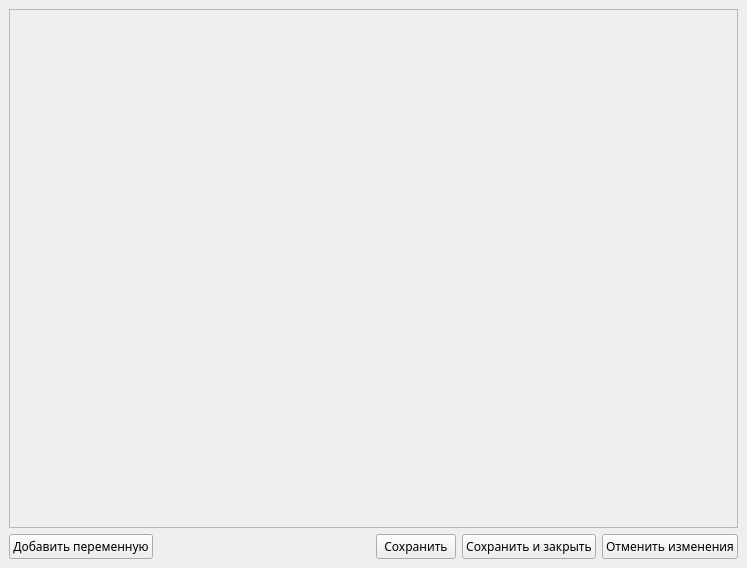
The window that ui/settingsGui.ui (p4st1/AppForCommercialRequests) describes before a commit, drawn with Qt 5.
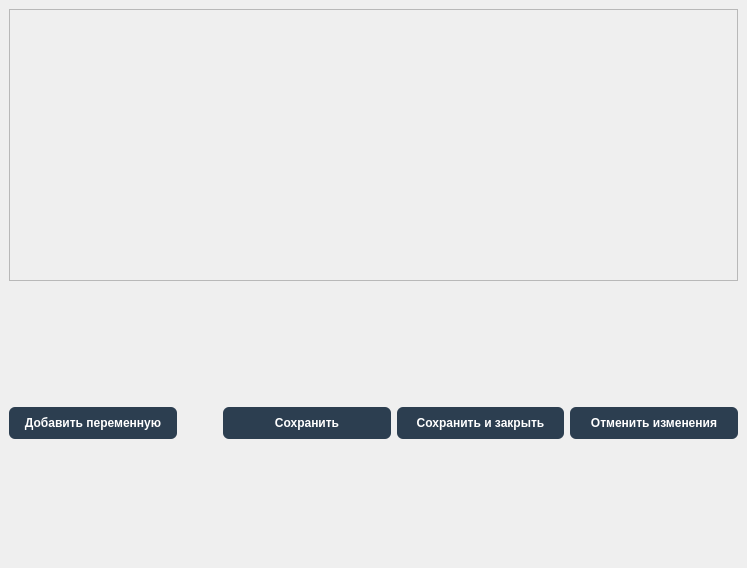
The same window after the commit. Icons and pictures are not drawn.

Commit message: total update: pyqt6 -> pyside6

The edit to the form file:
```diff
--- a/ui/settingsGui.ui
+++ b/ui/settingsGui.ui
@@ -18,6 +18,458 @@
   <property name="windowTitle">
    <string>Переменные</string>
   </property>
+  <property name="styleSheet">
+   <string notr="true">QQMainWindow {
+    background-color: #f5f7fa;
+}
+
+/* ===== ЦЕНТРАЛЬНЫЙ ВИДЖЕТ ===== */
+QWidget#centralWidget {
+    background-color: #f5f7fa;
+    padding: 15px;
+}
+
+/* ===== ТАБЛИЦА (Основной виджет) ===== */
+QTableWidget {
+    background-color: #ffffff;
+    gridline-color: #dee2e6;
+    border: 1px solid #dee2e6;
+    border-radius: 10px;
+    font-family: 'Inter';
+    font-size: 12px;
+    selection-background-color: #e3f2fd;
+    selection-color: #1565c0;
+    alternate-background-color: #f8f9fa;
+    padding: 2px;
+}
+
+/* Заголовки столбцов таблицы */
+QHeaderView::section {
+    background-color: #2c3e50;
+    color: white;
+    padding: 12px 15px;
+    border: none;
+    font-weight: 600;
+    font-size: 13px;
+    border-right: 1px solid #34495e;
+    border-bottom: 2px solid #1a252f;
+    text-align: left;
+}
+
+QHeaderView::section:first {
+    border-top-left-radius: 9px;
+    padding-left: 20px;
+}
+
+QHeaderView::section:last {
+    border-top-right-radius: 9px;
+    border-right: none;
+}
+
+/* Ячейки таблицы */
+QTableWidget::item {
+    padding: 10px 15px;
+    border-bottom: 1px solid #f1f3f5;
+}
+
+/* Чередование строк таблицы */
+QTableWidget::item:nth-child(even) {
+    background-color: #f8f9fa;
+}
+
+QTableWidget::item:nth-child(odd) {
+    background-color: #ffffff;
+}
+
+/* Выделенная строка */
+QTableWidget::item:selected {
+    background-color: #e3f2fd;
+    color: #1565c0;
+    font-weight: 500;
+    border-left: 3px solid #2196f3;
+}
+
+
+
+/* Кнопки действий */
+QPushButton#addButton {
+    background-color: #27ae60;
+}
+
+QPushButton#addButton:hover {
+    background-color: #2ecc71;
+}
+
+QPushButton#deleteButton {
+    background-color: #e74c3c;
+}
+
+QPushButton#deleteButton:hover {
+    background-color: #c0392b;
+}
+
+QPushButton#editButton {
+    background-color: #3498db;
+}
+
+QPushButton#editButton:hover {
+    background-color: #2980b9;
+}
+
+QPushButton#exportButton {
+    background-color: #9b59b6;
+}
+
+QPushButton#exportButton:hover {
+    background-color: #8e44ad;
+}
+
+/* ===== ПАНЕЛЬ ИНСТРУМЕНТОВ ===== */
+QToolBar {
+    background-color: #2c3e50;
+    border: none;
+    padding: 5px;
+    spacing: 10px;
+    border-bottom: 2px solid #1a252f;
+}
+
+QToolBar QToolButton {
+    background-color: transparent;
+    color: white;
+    padding: 8px;
+    border-radius: 4px;
+}
+
+QToolBar QToolButton:hover {
+    background-color: rgba(255, 255, 255, 0.1);
+}
+
+QToolBar QToolButton:pressed {
+    background-color: rgba(255, 255, 255, 0.2);
+}
+
+/* ===== СТАТУС БАР ===== */
+QStatusBar {
+    background-color: #2c3e50;
+    color: white;
+    font-size: 11px;
+    padding: 8px 15px;
+    border-top: 1px solid #34495e;
+}
+
+QStatusBar QLabel {
+    color: white;
+    padding: 0 10px;
+}
+
+/* ===== МЕНЮ БАР ===== */
+QMenuBar {
+    background-color: #2c3e50;
+    color: white;
+    border-bottom: 2px solid #1a252f;
+}
+
+QMenuBar::item {
+    background-color: transparent;
+    padding: 8px 15px;
+    border-radius: 4px;
+}
+
+QMenuBar::item:selected {
+    background-color: rgba(255, 255, 255, 0.1);
+}
+
+QMenuBar::item:pressed {
+    background-color: rgba(255, 255, 255, 0.2);
+}
+
+QMenu {
+    background-color: #2c3e50;
+    color: white;
+    border: 1px solid #34495e;
+    border-radius: 6px;
+    padding: 5px;
+}
+
+QMenu::item {
+    padding: 8px 30px 8px 20px;
+    border-radius: 4px;
+}
+
+QMenu::item:selected {
+    background-color: rgba(255, 255, 255, 0.1);
+}
+
+QMenu::separator {
+    height: 1px;
+    background-color: #34495e;
+    margin: 5px 10px;
+}
+
+/* ===== ПАНЕЛЬ ИНСТРУМЕНТОВ СЛЕВА/СПРАВА ===== */
+QDockWidget {
+    background-color: #ffffff;
+    border: 1px solid #dee2e6;
+    border-radius: 8px;
+    font-size: 12px;
+    titlebar-close-icon: url(close.png);
+    titlebar-normal-icon: url(float.png);
+}
+
+QDockWidget::title {
+    background-color: #2c3e50;
+    color: white;
+    padding: 10px;
+    border-top-left-radius: 7px;
+    border-top-right-radius: 7px;
+    text-align: center;
+    font-weight: 600;
+}
+
+/* ===== ГРУППОВЫЕ БОКСЫ ===== */
+QGroupBox {
+    background-color: white;
+    border: 1px solid #dee2e6;
+    border-radius: 8px;
+    margin-top: 10px;
+    padding-top: 15px;
+    font-weight: 600;
+    font-size: 13px;
+    color: #2c3e50;
+}
+
+QGroupBox::title {
+    subcontrol-origin: margin;
+    left: 15px;
+    padding: 0 10px;
+    background-color: #2c3e50;
+    color: white;
+    border-radius: 4px;
+}
+
+/* ===== МЕТКИ ===== */
+QLabel {
+    color: #2c3e50;
+    font-size: 12px;
+    padding: 2px;
+}
+
+QLabel#titleLabel {
+    font-size: 16px;
+    font-weight: 700;
+    color: #2c3e50;
+}
+
+QLabel#totalLabel {
+    font-size: 14px;
+    font-weight: 600;
+    color: #2c3e50;
+    padding: 10px;
+    background-color: #e8f5e9;
+    border-radius: 6px;
+    border: 1px solid #c8e6c9;
+}
+
+
+
+QLineEdit:focus, QComboBox:focus, QDateEdit:focus {
+    border: 1px solid #3498db;
+    background-color: #f8fdff;
+}
+
+QComboBox::drop-down {
+    border: none;
+    background-color: #2c3e50;
+    border-radius: 0 5px 5px 0;
+    width: 25px;
+}
+
+QComboBox::down-arrow {
+    image: url(down_arrow.png);
+    width: 12px;
+    height: 6px;
+}
+
+/* ===== ПОЛОСЫ ПРОКРУТКИ ===== */
+QScrollBar:vertical {
+    border: none;
+    background: #f8f9fa;
+    width: 12px;
+    border-radius: 6px;
+}
+
+QScrollBar::handle:vertical {
+    background: #b0bec5;
+    border-radius: 6px;
+    min-height: 30px;
+}
+
+QScrollBar::handle:vertical:hover {
+    background: #78909c;
+}
+
+QScrollBar::add-line:vertical, QScrollBar::sub-line:vertical {
+    height: 0px;
+}
+
+QScrollBar:horizontal {
+    border: none;
+    background: #f8f9fa;
+    height: 12px;
+    border-radius: 6px;
+}
+
+QScrollBar::handle:horizontal {
+    background: #b0bec5;
+    border-radius: 6px;
+    min-width: 30px;
+}
+
+QScrollBar::handle:horizontal:hover {
+    background: #78909c;
+}
+
+/* ===== СПИСОК (QListWidget) ===== */
+QListWidget {
+    background-color: white;
+    border: 1px solid #dee2e6;
+    border-radius: 8px;
+    font-size: 12px;
+    padding: 5px;
+}
+
+QListWidget::item {
+    padding: 8px 12px;
+    border-bottom: 1px solid #f1f3f5;
+    border-radius: 4px;
+}
+
+QListWidget::item:selected {
+    background-color: #e3f2fd;
+    color: #1565c0;
+    font-weight: 500;
+}
+
+/* ===== ДЕРЕВО (QTreeWidget) ===== */
+QTreeWidget {
+    background-color: white;
+    border: 1px solid #dee2e6;
+    border-radius: 8px;
+    font-size: 12px;
+}
+
+QTreeWidget::item {
+    padding: 8px;
+    border-bottom: 1px solid #f1f3f5;
+}
+
+QTreeWidget::item:selected {
+    background-color: #e3f2fd;
+    color: #1565c0;
+}
+
+/* ===== ВКЛАДКИ (QTabWidget) ===== */
+QTabWidget::pane {
+    border: 1px solid #dee2e6;
+    border-radius: 8px;
+    background-color: white;
+    margin-top: 5px;
+}
+
+QTabBar::tab {
+    background-color: #f8f9fa;
+    color: #2c3e50;
+    padding: 10px 20px;
+    margin-right: 2px;
+    border-top-left-radius: 6px;
+    border-top-right-radius: 6px;
+    font-weight: 600;
+}
+
+QTabBar::tab:selected {
+    background-color: #2c3e50;
+    color: white;
+}
+
+QTabBar::tab:hover:!selected {
+    background-color: #e9ecef;
+}
+
+/* ===== ПАНЕЛЬ ФИЛЬТРОВ ===== */
+QWidget#filterPanel {
+    background-color: white;
+    border: 1px solid #dee2e6;
+    border-radius: 8px;
+    padding: 15px;
+}
+
+/* ===== СТАТУСНЫЕ ИКОНКИ ===== */
+QLabel[status=&quot;success&quot;] {
+    color: #27ae60;
+    font-weight: 600;
+}
+
+QLabel[status=&quot;warning&quot;] {
+    color: #f39c12;
+    font-weight: 600;
+}
+
+QLabel[status=&quot;error&quot;] {
+    color: #e74c3c;
+    font-weight: 600;
+}
+
+/* ===== ФИНАНСОВЫЕ СТИЛИ (для таблицы) ===== */
+QTableWidget::item[positive=&quot;true&quot;] {
+    color: #27ae60;
+    background-color: rgba(39, 174, 96, 0.1);
+    font-weight: 600;
+}
+
+QTableWidget::item[negative=&quot;true&quot;] {
+    color: #e74c3c;
+    background-color: rgba(231, 76, 60, 0.1);
+    font-weight: 600;
+}
+
+QTableWidget::item[zero=&quot;true&quot;] {
+    color: #7f8c8d;
+    font-style: italic;
+}
+
+/* ===== ИКОНКИ ===== */
+QToolButton[iconOnly=&quot;true&quot;] {
+    border: none;
+    background-color: transparent;
+    padding: 5px;
+    border-radius: 4px;
+}
+
+QToolButton[iconOnly=&quot;true&quot;]:hover {
+    background-color: rgba(44, 62, 80, 0.1);
+}
+
+/* ===== РАЗДЕЛИТЕЛИ ===== */
+QFrame#line {
+    background-color: #dee2e6;
+    border: none;
+    min-height: 1px;
+    max-height: 1px;
+}
+
+/* ===== ДИАЛОГОВЫЕ ОКНА ===== */
+QDialog {
+    background-color: #f5f7fa;
+}
+
+QDialog QLabel {
+    color: #2c3e50;
+}
+
+QDialog QPushButton {
+    min-width: 80px;
+}</string>
+  </property>
   <widget class="QWidget" name="centralwidget">
    <layout class="QVBoxLayout" name="verticalLayout">
     <item>
@@ -31,7 +483,7 @@
          <x>0</x>
          <y>0</y>
          <width>727</width>
-         <height>516</height>
+         <height>508</height>
         </rect>
        </property>
        <layout class="QVBoxLayout" name="verticalLayout_2">
@@ -42,9 +494,6 @@
           </item>
           <item>
            <spacer name="horizontalSpacer_2">
-            <property name="orientation">
-             <enum>Qt::Orientation::Horizontal</enum>
-            </property>
             <property name="sizeHint" stdset="0">
              <size>
               <width>40</width>
@@ -60,9 +509,6 @@
         </item>
         <item>
          <spacer name="verticalSpacer">
-          <property name="orientation">
-           <enum>Qt::Orientation::Vertical</enum>
-          </property>
           <property name="sizeHint" stdset="0">
            <size>
             <width>20</width>
@@ -82,6 +528,28 @@
       </property>
       <item>
        <widget class="QPushButton" name="addNewButton">
+        <property name="styleSheet">
+         <string notr="true">QPushButton {
+    background-color: #2c3e50;
+    color: white;
+    border: none;
+    padding: 4px 4px;
+    border-radius: 6px;
+    font-weight: 600;
+    font-size: 12px;
+    min-height: 24px;
+    min-width: 32px;
+}
+
+QPushButton:hover {
+    background-color: #34495e;
+    border: 1px solid #2c3e50;
+}
+
+QPushButton:pressed {
+    background-color: #1a252f;
+}</string>
+        </property>
         <property name="text">
          <string>Добавить переменную</string>
         </property>
@@ -89,9 +557,6 @@
       </item>
       <item>
        <spacer name="horizontalSpacer">
-        <property name="orientation">
-         <enum>Qt::Orientation::Horizontal</enum>
-        </property>
         <property name="sizeHint" stdset="0">
          <size>
           <width>40</width>
@@ -105,6 +570,28 @@
         <property name="enabled">
          <bool>true</bool>
         </property>
+        <property name="styleSheet">
+         <string notr="true">QPushButton {
+    background-color: #2c3e50;
+    color: white;
+    border: none;
+    padding: 4px 4px;
+    border-radius: 6px;
+    font-weight: 600;
+    font-size: 12px;
+    min-height: 24px;
+    min-width: 32px;
+}
+
+QPushButton:hover {
+    background-color: #34495e;
+    border: 1px solid #2c3e50;
+}
+
+QPushButton:pressed {
+    background-color: #1a252f;
+}</string>
+        </property>
         <property name="text">
          <string>Сохранить</string>
         </property>
@@ -130,6 +617,28 @@
       </item>
       <item>
        <widget class="QPushButton" name="saveAndCloseButton">
+        <property name="styleSheet">
+         <string notr="true">QPushButton {
+    background-color: #2c3e50;
+    color: white;
+    border: none;
+    padding: 4px 4px;
+    border-radius: 6px;
+    font-weight: 600;
+    font-size: 12px;
+    min-height: 24px;
+    min-width: 32px;
+}
+
+QPushButton:hover {
+    background-color: #34495e;
+    border: 1px solid #2c3e50;
+}
+
+QPushButton:pressed {
+    background-color: #1a252f;
+}</string>
+        </property>
         <property name="text">
          <string>Сохранить и закрыть</string>
         </property>
@@ -137,6 +646,28 @@
       </item>
       <item>
        <widget class="QPushButton" name="cancelButton">
+        <property name="styleSheet">
+         <string notr="true">QPushButton {
+    background-color: #2c3e50;
+    color: white;
+    border: none;
+    padding: 4px 4px;
+    border-radius: 6px;
+    font-weight: 600;
+    font-size: 12px;
+    min-height: 24px;
+    min-width: 32px;
+}
+
+QPushButton:hover {
+    background-color: #34495e;
+    border: 1px solid #2c3e50;
+}
+
+QPushButton:pressed {
+    background-color: #1a252f;
+}</string>
+        </property>
         <property name="text">
          <string>Отменить изменения</string>
         </property>
```
The commit also changes 58 other files.
